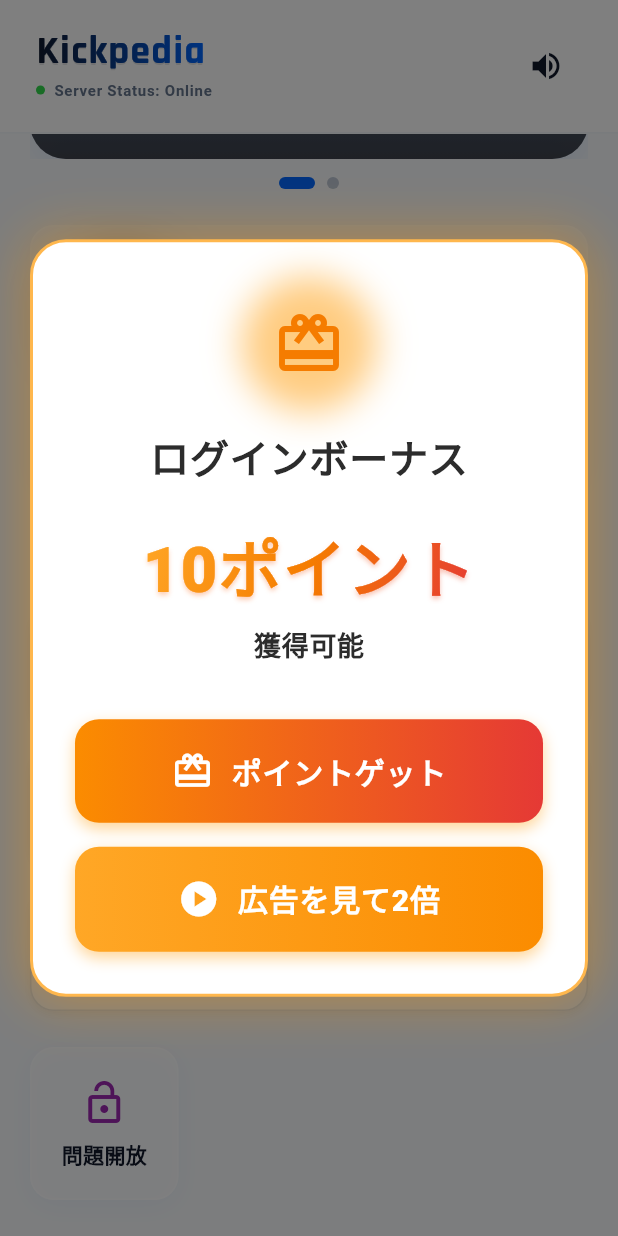
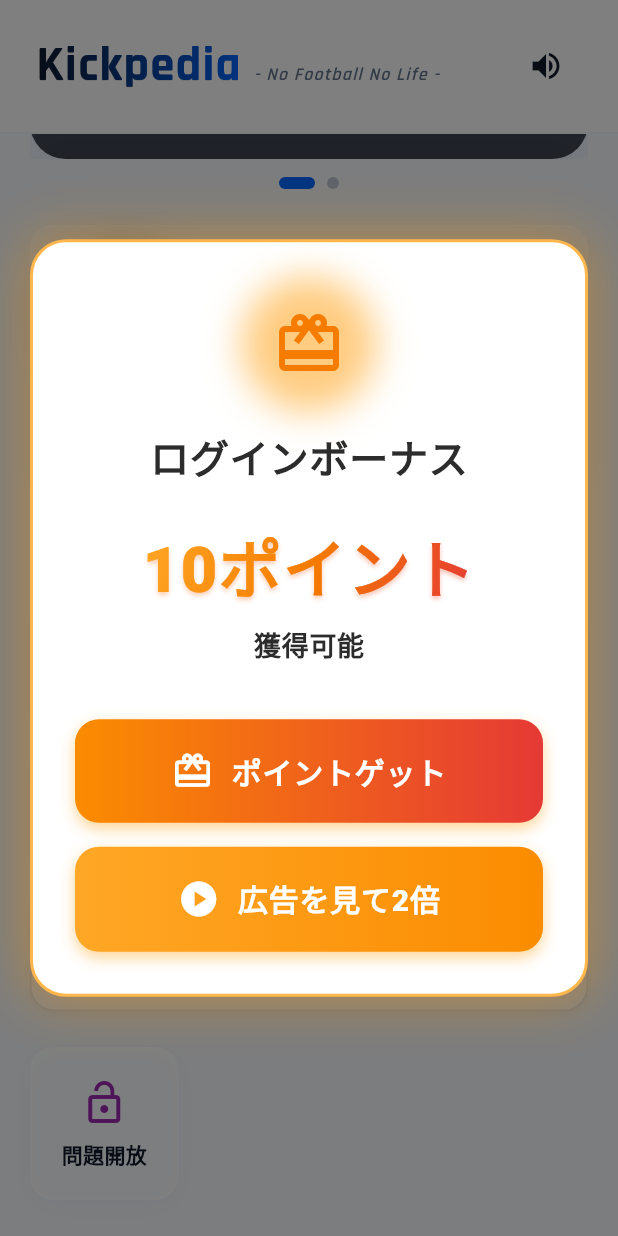
Before and after one commit to nsekito/FootballQuizApp, a Flutter app: the HomeScreen screen opened by its route, scrolled down 307 dp, on a phone screen of 412 x 824 dp. Run offline on Flutter 3.47's test engine with Material 3 defaults, Android fonts, the phone set to English and light mode, and no system bars; our stand-ins replace audioplayers, flutter_local_notifications, flutter_riverpod, go_router, google_fonts, google_mobile_ads and 3 more; accounts and stored records are empty; network calls fail.

Commit message:
feat: refresh home header branding and bump version to 1.0.2+6
Replace server status indicator with tagline and enlarge Kickpedia logo.

Co-authored-by: Cursor <cursoragent@cursor.com>

```diff
--- a/lib/screens/home_screen.dart
+++ b/lib/screens/home_screen.dart
@@ -465,8 +465,9 @@ class _HomeScreenState extends ConsumerState<HomeScreen>
       child: Row(
         mainAxisAlignment: MainAxisAlignment.spaceBetween,
         children: [
-          Column(
-            crossAxisAlignment: CrossAxisAlignment.start,
+          Row(
+            crossAxisAlignment: CrossAxisAlignment.baseline,
+            textBaseline: TextBaseline.alphabetic,
             children: [
               Stack(
                 clipBehavior: Clip.none,
@@ -477,7 +478,7 @@ class _HomeScreenState extends ConsumerState<HomeScreen>
                     child: Text(
                       'Kickpedia',
                       style: GoogleFonts.rajdhani(
-                        fontSize: 26,
+                        fontSize: 32,
                         fontWeight: FontWeight.w800,
                         letterSpacing: 1.0,
                         height: 1.0,
@@ -498,7 +499,7 @@ class _HomeScreenState extends ConsumerState<HomeScreen>
                     child: Text(
                       'Kickpedia',
                       style: GoogleFonts.rajdhani(
-                        fontSize: 26,
+                        fontSize: 32,
                         fontWeight: FontWeight.w800,
                         letterSpacing: 1.0,
                         height: 1.0,
@@ -508,30 +509,16 @@ class _HomeScreenState extends ConsumerState<HomeScreen>
                   ),
                 ],
               ),
-              const SizedBox(height: 6),
-              const Row(
-                children: [
-                  SizedBox(
-                    width: 6,
-                    height: 6,
-                    child: DecoratedBox(
-                      decoration: BoxDecoration(
-                        color: AppColors.techGreen,
-                        shape: BoxShape.circle,
-                      ),
-                    ),
-                  ),
-                  SizedBox(width: 6),
-                  Text(
-                    'Server Status: Online',
-                    style: TextStyle(
-                      fontSize: 10,
-                      fontWeight: FontWeight.w600,
-                      color: AppColors.slate500,
-                      letterSpacing: 0.5,
-                    ),
-                  ),
-                ],
+              const SizedBox(width: 8),
+              Text(
+                '- No Football No Life -',
+                style: GoogleFonts.rajdhani(
+                  fontSize: 12,
+                  fontWeight: FontWeight.w600,
+                  letterSpacing: 0.8,
+                  color: AppColors.slate500,
+                  fontStyle: FontStyle.italic,
+                ),
               ),
             ],
           ),
--- a/pubspec.yaml
+++ b/pubspec.yaml
@@ -1,7 +1,7 @@
 name: soccer_quiz_master
 description: AI-powered soccer quiz app with weekly match recap and master mode quizzes.
 publish_to: 'none'
-version: 1.0.0+4
+version: 1.0.2+6
 
 environment:
   sdk: '>=3.0.0 <4.0.0'
```
